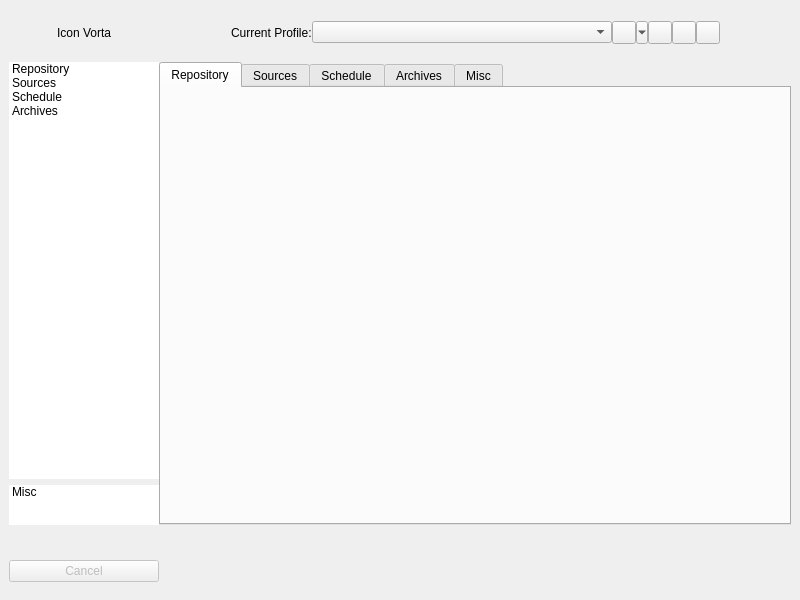
Qt form src/vorta/assets/UI/mainwindow.ui (borgbase/vorta) before a commit.
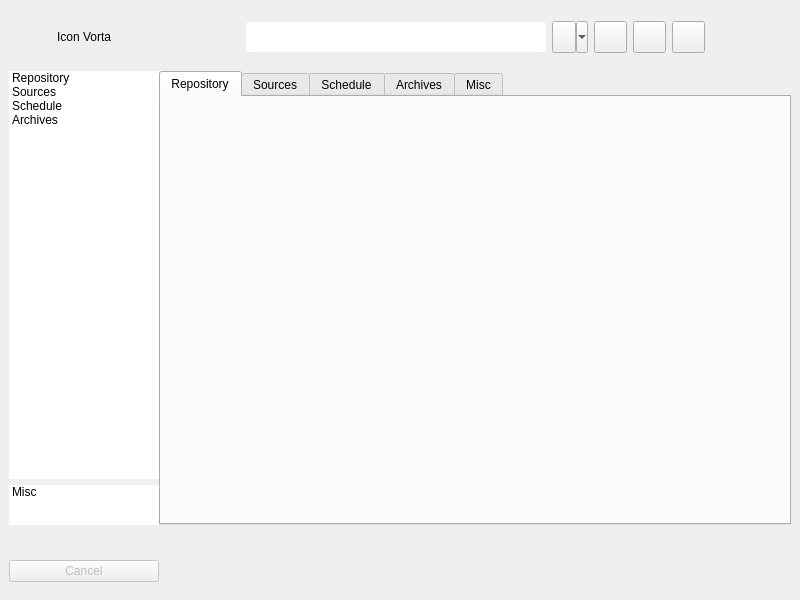
The same form after that commit.

Commit message: Flat design

```diff
--- a/src/vorta/assets/UI/mainwindow.ui
+++ b/src/vorta/assets/UI/mainwindow.ui
@@ -22,6 +22,44 @@
   <property name="windowOpacity">
    <double>1.000000000000000</double>
   </property>
+  <property name="styleSheet">
+   <string notr="true">QComboBox {
+    border: 0px solid gray;
+    border-radius: 3px;
+	min-height: 30px;
+}
+
+QComboBox:hover {
+    border: 1px solid gray;
+    border-radius: 4px;
+}
+
+QLineEdit {
+    border: 0px solid gray;
+    border-radius: 3px;
+	min-height: 30px;
+}
+
+QLineEdit:hover {
+    border: 1px solid darkgray;
+    border-radius: 4px;
+}
+
+QLineEdit:focus {
+    border: 1px solid gray;
+    border-radius: 4px;
+}
+
+QToolButton{
+	min-height: 25px;
+	min-width: 25px;
+}
+
+
+QComboBox::drop-down {border: 0px ; } 
+QToolButton {border-width: 0px; } 
+</string>
+  </property>
   <widget class="QWidget" name="centralwidget">
    <layout class="QGridLayout" name="gridLayout_2" columnstretch="1,0,0">
     <property name="bottomMargin">
@@ -43,7 +81,7 @@
       </property>
       <widget class="QWidget" name="repoTabSlot">
        <property name="sizePolicy">
-        <sizepolicy hsizetype="Expanding" vsizetype="Expanding">
+        <sizepolicy hsizetype="Preferred" vsizetype="Preferred">
          <horstretch>0</horstretch>
          <verstretch>0</verstretch>
         </sizepolicy>
@@ -161,6 +199,9 @@
     </item>
     <item row="1" column="1">
      <layout class="QHBoxLayout" name="horizontalLayout">
+      <property name="spacing">
+       <number>6</number>
+      </property>
       <property name="topMargin">
        <number>12</number>
       </property>
@@ -180,19 +221,12 @@
         </property>
        </spacer>
       </item>
-      <item>
-       <widget class="QLabel" name="label">
-        <property name="text">
-         <string>Current Profile:</string>
-        </property>
-       </widget>
-      </item>
       <item>
        <widget class="QComboBox" name="profileSelector">
         <property name="minimumSize">
          <size>
           <width>300</width>
-          <height>0</height>
+          <height>30</height>
          </size>
         </property>
        </widget>
```
The commit also changes 4 other files.
